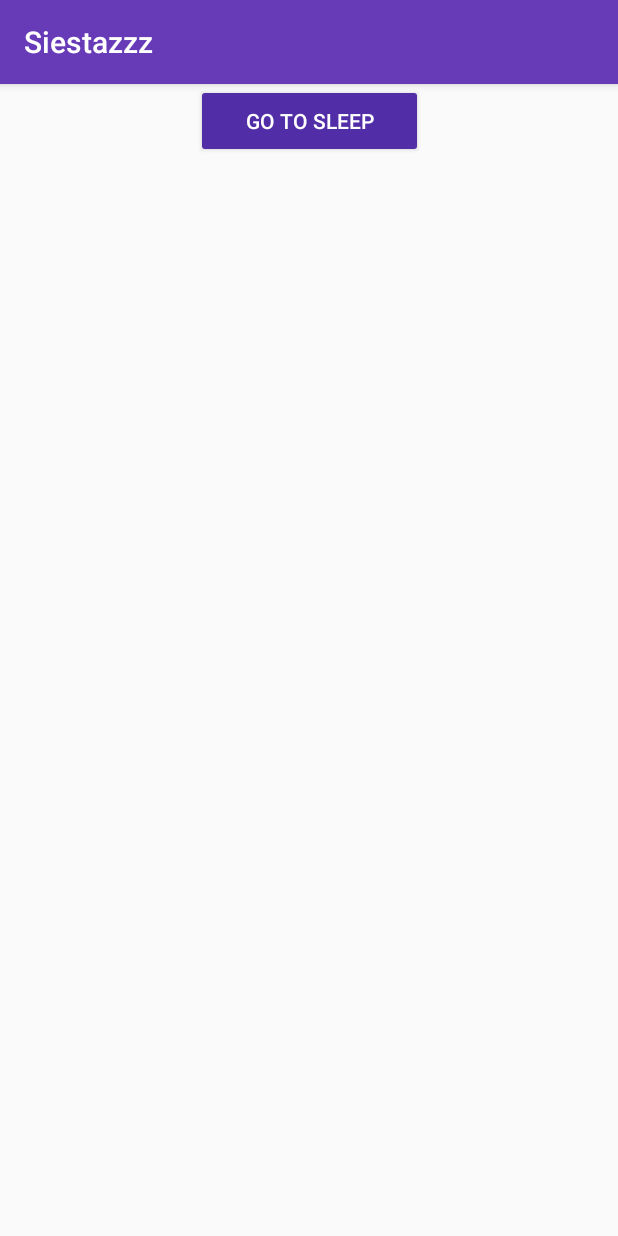
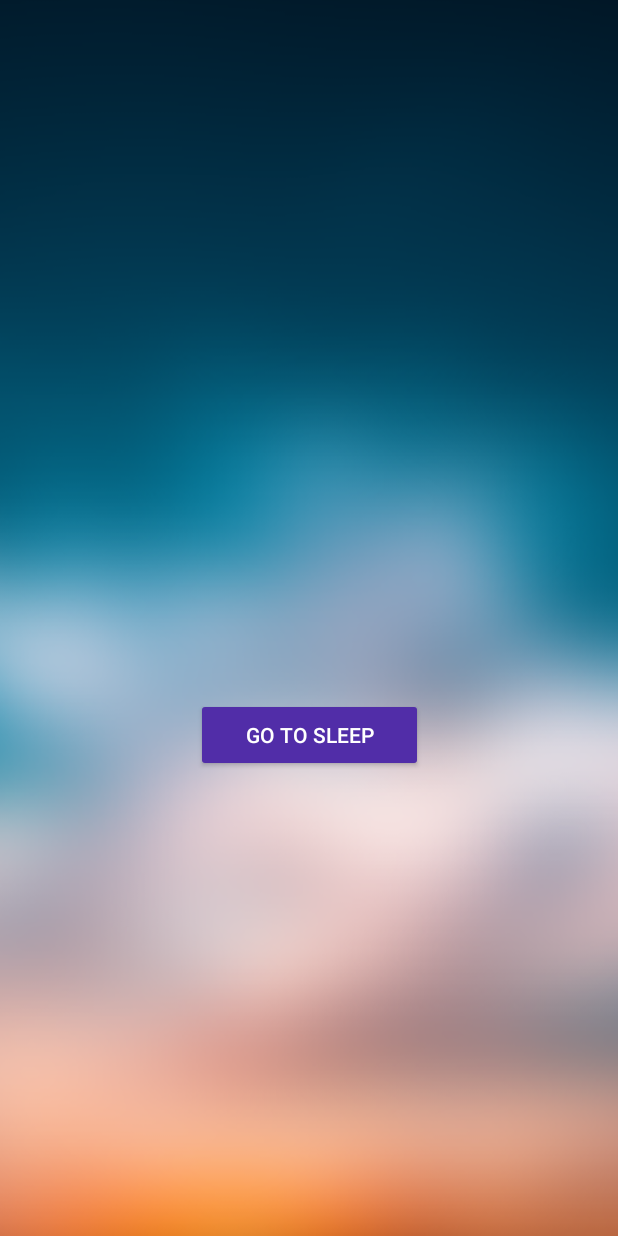
Before and after one commit to ryanulep/siestazzz, an Android app: the screen it shows after launch (MainActivity), on a phone screen of 412 x 824 dp. Run offline under Robolectric (Android 15) with nearby library versions, the phone set to English and light mode, and no system bars.

Commit message:
Made background

```diff
--- a/mobile/src/main/res/layout/activity_main.xml
+++ b/mobile/src/main/res/layout/activity_main.xml
@@ -4,18 +4,21 @@
     xmlns:tools="http://schemas.android.com/tools"
     android:layout_width="match_parent"
     android:layout_height="match_parent"
-    tools:context="com.ucr.buzuka.siestazzz.MainActivity">
+    tools:context="com.ucr.buzuka.siestazzz.MainActivity"
+    android:background="@drawable/mainBackground">
 
     <Button
         android:id="@+id/sleepButton"
         android:layout_width="151dp"
         android:layout_height="49dp"
+        android:layout_marginBottom="309dp"
         android:layout_marginEnd="148dp"
         android:layout_marginStart="148dp"
+        android:backgroundTint="@color/colorPrimaryDark"
         android:text="Go to Sleep"
+        android:textColor="@color/colorIcons"
+        app:layout_constraintBottom_toBottomOf="parent"
         app:layout_constraintEnd_toEndOf="parent"
-        app:layout_constraintStart_toStartOf="parent"
-        android:backgroundTint="@color/colorPrimaryDark"
-        android:textColor="@color/colorIcons"
-        tools:layout_editor_absoluteY="153dp" />
+        app:layout_constraintStart_toStartOf="parent" />
+
 </android.support.constraint.ConstraintLayout>
--- a/mobile/src/main/res/values/styles.xml
+++ b/mobile/src/main/res/values/styles.xml
@@ -1,7 +1,7 @@
 <resources>
 
     <!-- Base application theme. -->
-    <style name="AppTheme" parent="Theme.AppCompat.Light.DarkActionBar">
+    <style name="AppTheme" parent="Theme.AppCompat.Light.NoActionBar">
         <!-- Customize your theme here. -->
         <item name="colorPrimary">@color/colorPrimary</item>
         <item name="colorPrimaryDark">@color/colorPrimaryDark</item>
```
Also changed, not shown: mobile/src/main/res/drawable/mainBackground.png (added).
